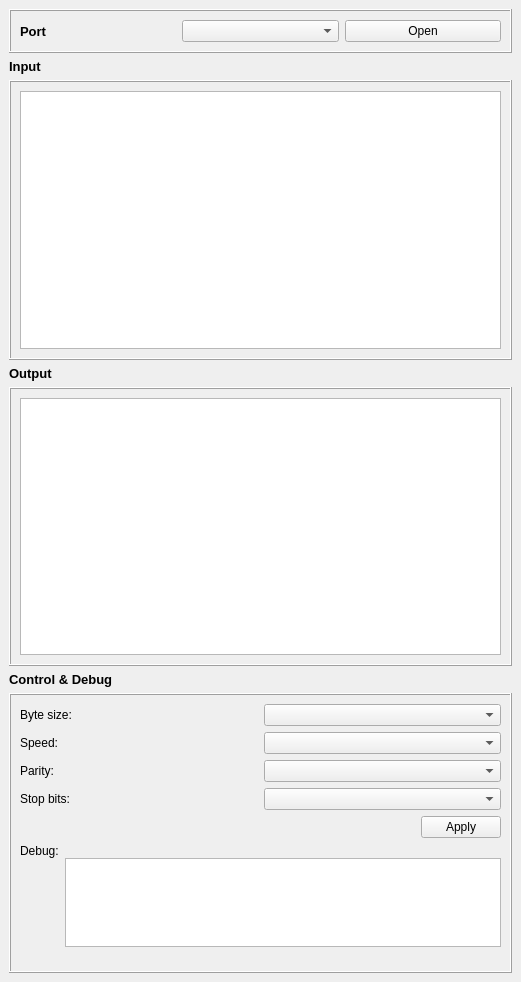
The window that mainwindow.ui (olegzhukovsky-750501/serial_port) describes before a commit, drawn with Qt 5.
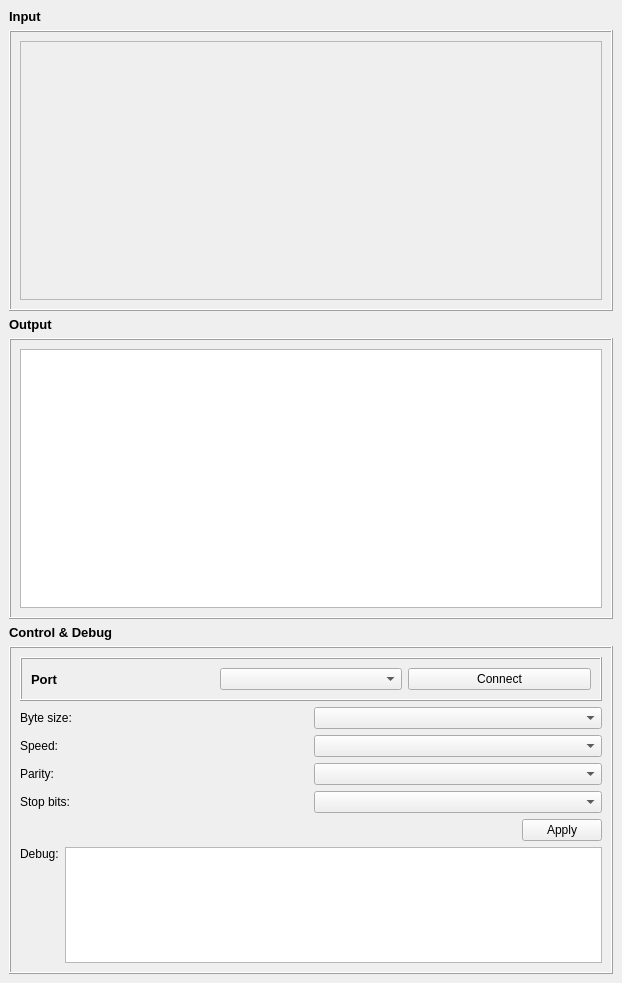
The same window after the commit. Custom widgets are drawn as their Qt base class.

Commit message: Added byte-serial data transmission. UI changes: Area with port selection moved to Debug & Control area. Removed Open button. Added Connect/Disconnect button.

What changed in the file:
```diff
--- a/mainwindow.ui
+++ b/mainwindow.ui
@@ -6,8 +6,8 @@
    <rect>
     <x>0</x>
     <y>0</y>
-    <width>521</width>
-    <height>982</height>
+    <width>622</width>
+    <height>983</height>
    </rect>
   </property>
   <property name="windowTitle">
@@ -15,42 +15,6 @@
   </property>
   <widget class="QWidget" name="centralwidget">
    <layout class="QVBoxLayout" name="verticalLayout_9">
-    <item>
-     <widget class="QFrame" name="frame">
-      <property name="frameShape">
-       <enum>QFrame::Box</enum>
-      </property>
-      <property name="frameShadow">
-       <enum>QFrame::Raised</enum>
-      </property>
-      <layout class="QHBoxLayout" name="horizontalLayout_3">
-       <item>
-        <widget class="QLabel" name="label_8">
-         <property name="font">
-          <font>
-           <pointsize>10</pointsize>
-           <weight>75</weight>
-           <bold>true</bold>
-          </font>
-         </property>
-         <property name="text">
-          <string>Port</string>
-         </property>
-        </widget>
-       </item>
-       <item>
-        <widget class="QComboBox" name="comboBox"/>
-       </item>
-       <item>
-        <widget class="QPushButton" name="pushButton_2">
-         <property name="text">
-          <string>Open</string>
-         </property>
-        </widget>
-       </item>
-      </layout>
-     </widget>
-    </item>
     <item>
      <widget class="QLabel" name="label">
       <property name="font">
@@ -75,7 +39,11 @@
       </property>
       <layout class="QVBoxLayout" name="verticalLayout">
        <item>
-        <widget class="QTextEdit" name="textEdit"/>
+        <widget class="MyTextEdit" name="textEdit">
+         <property name="enabled">
+          <bool>false</bool>
+         </property>
+        </widget>
        </item>
       </layout>
      </widget>
@@ -135,7 +103,49 @@
       <property name="frameShadow">
        <enum>QFrame::Raised</enum>
       </property>
+      <layout class="QVBoxLayout" name="verticalLayout_10">
+       <item>
       <layout class="QVBoxLayout" name="verticalLayout_8">
+         <item>
+          <widget class="QFrame" name="frame_4">
+           <property name="frameShape">
+            <enum>QFrame::Box</enum>
+           </property>
+           <property name="frameShadow">
+            <enum>QFrame::Raised</enum>
+           </property>
+           <layout class="QVBoxLayout" name="verticalLayout_11">
+            <item>
+             <layout class="QHBoxLayout" name="horizontalLayout_3">
+              <item>
+               <widget class="QLabel" name="label_8">
+                <property name="font">
+                 <font>
+                  <pointsize>10</pointsize>
+                  <weight>75</weight>
+                  <bold>true</bold>
+                 </font>
+                </property>
+                <property name="text">
+                 <string>Port</string>
+                </property>
+               </widget>
+              </item>
+              <item>
+               <widget class="QComboBox" name="comboBox"/>
+              </item>
+              <item>
+               <widget class="QPushButton" name="pushButton_2">
+                <property name="text">
+                 <string>Connect</string>
+                </property>
+               </widget>
+              </item>
+             </layout>
+            </item>
+           </layout>
+          </widget>
+         </item>
        <item>
         <layout class="QVBoxLayout" name="verticalLayout_7">
          <item>
@@ -265,7 +275,7 @@
                <property name="sizeHint" stdset="0">
                 <size>
                  <width>20</width>
-                 <height>40</height>
+                   <height>100</height>
                 </size>
                </property>
               </spacer>
@@ -277,7 +287,7 @@
              <property name="maximumSize">
               <size>
                <width>16777215</width>
-               <height>89</height>
+                 <height>116</height>
               </size>
              </property>
              <property name="readOnly">
@@ -290,11 +300,20 @@
         </layout>
        </item>
       </layout>
+       </item>
+      </layout>
      </widget>
     </item>
    </layout>
   </widget>
  </widget>
+ <customwidgets>
+  <customwidget>
+   <class>MyTextEdit</class>
+   <extends>QTextEdit</extends>
+   <header>mytextedit.h</header>
+  </customwidget>
+ </customwidgets>
  <resources/>
  <connections/>
 </ui>
```
Lines whose indentation alone changed are shown as unchanged. The commit also changes 9 other files.
